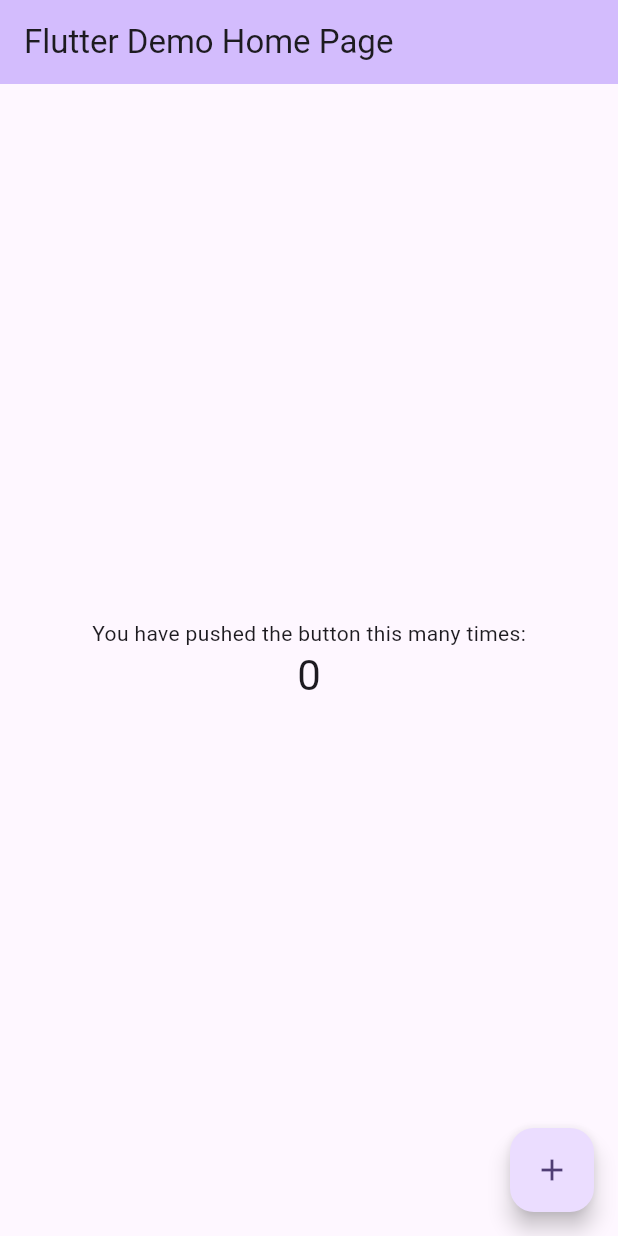
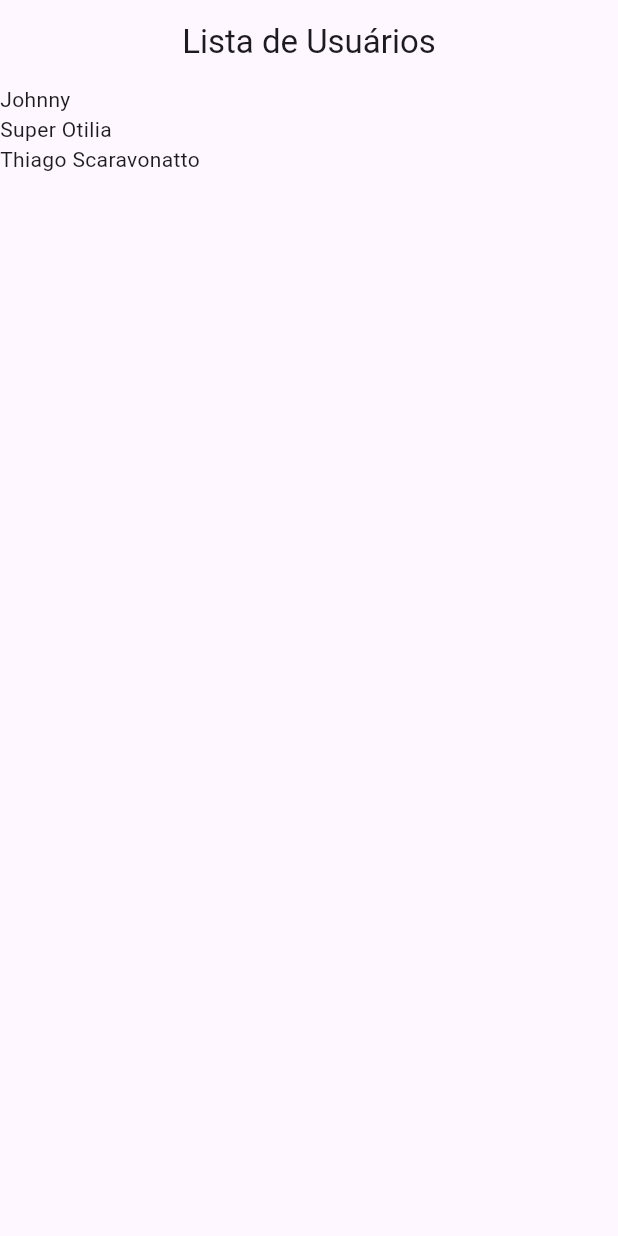
Before and after one commit to JohnnyMatheus/Flutter-Desenvolva-um-Cadastro-Completo, a Flutter app: the screen it shows after launch, on a phone screen of 412 x 824 dp. Run offline on Flutter 3.47's test engine with Material 3 defaults, Android fonts, the phone set to English and light mode, and no system bars.

Commit message:
criado lista de usuario

```diff
--- /dev/null
+++ b/flutter_crud/lib/components/user_tile.dart
@@ -0,0 +1,12 @@
+import 'package:flutter/material.dart';
+
+class UserTile extends StatelessWidget {
+  final User user;
+  @override
+  Widget build(BuildContext context) {
+    return ListTile(
+      final avatar =
+      leading: ,
+    );
+  }
+}
--- a/flutter_crud/lib/data/dummy_users.dart
+++ b/flutter_crud/lib/data/dummy_users.dart
@@ -5,7 +5,19 @@ const DUMMY_USERS = {
     id: '1',
     name: 'Johnny',
     email: 'johnny@teste.com',
-    avatarUrl:
-        'https://cdn.pixabay.com/photo/2020/06/29/20/31/man-5354308_1280.png',
+    avatarUrl:'https://cdn.pixabay.com/photo/2020/06/29/20/31/man-5354308_1280.png',
+
+  ),
+  '2': const User(
+    id: '2',
+    name: 'Super Otilia',
+    email:'superotilia@teste.com',
+    avatarUrl:"https://cdn.pixabay.com/photo/2020/06/29/20/31/man-5354308_1280.png"
+  ),
+  '3': const User(
+      id: '3',
+      name: 'Thiago Scaravonatto',
+      email:'superotilia@teste.com',
+      avatarUrl: 'https://cdn.pixabay.com/photo/2020/06/29/20/31/man-5354308_1280.png'
   ),
 };
--- a/flutter_crud/lib/main.dart
+++ b/flutter_crud/lib/main.dart
@@ -1,4 +1,5 @@
 import 'package:flutter/material.dart';
+import 'package:flutter_crud/views/user_list.dart';
 
 void main() {
   runApp(const MyApp());
@@ -13,110 +14,10 @@ class MyApp extends StatelessWidget {
     return MaterialApp(
       title: 'Flutter Demo',
       theme: ThemeData(
-        // This is the theme of your application.
-        //
-        // TRY THIS: Try running your application with "flutter run". You'll see
-        // the application has a purple toolbar. Then, without quitting the app,
-        // try changing the seedColor in the colorScheme below to Colors.green
-        // and then invoke "hot reload" (save your changes or press the "hot
-        // reload" button in a Flutter-supported IDE, or press "r" if you used
-        // the command line to start the app).
-        //
-        // Notice that the counter didn't reset back to zero; the application
-        // state is not lost during the reload. To reset the state, use hot
-        // restart instead.
-        //
-        // This works for code too, not just values: Most code changes can be
-        // tested with just a hot reload.
+
         colorScheme: ColorScheme.fromSeed(seedColor: Colors.deepPurple),
       ),
-      home: const MyHomePage(title: 'Flutter Demo Home Page'),
+      home: UserList(),
     );
   }
 }
-
-class MyHomePage extends StatefulWidget {
-  const MyHomePage({super.key, required this.title});
-
-  // This widget is the home page of your application. It is stateful, meaning
-  // that it has a State object (defined below) that contains fields that affect
-  // how it looks.
-
-  // This class is the configuration for the state. It holds the values (in this
-  // case the title) provided by the parent (in this case the App widget) and
-  // used by the build method of the State. Fields in a Widget subclass are
-  // always marked "final".
-
-  final String title;
-
-  @override
-  State<MyHomePage> createState() => _MyHomePageState();
-}
-
-class _MyHomePageState extends State<MyHomePage> {
-  int _counter = 0;
-
-  void _incrementCounter() {
-    setState(() {
-      // This call to setState tells the Flutter framework that something has
-      // changed in this State, which causes it to rerun the build method below
-      // so that the display can reflect the updated values. If we changed
-      // _counter without calling setState(), then the build method would not be
-      // called again, and so nothing would appear to happen.
-      _counter++;
-    });
-  }
-
-  @override
-  Widget build(BuildContext context) {
-    // This method is rerun every time setState is called, for instance as done
-    // by the _incrementCounter method above.
-    //
-    // The Flutter framework has been optimized to make rerunning build methods
-    // fast, so that you can just rebuild anything that needs updating rather
-    // than having to individually change instances of widgets.
-    return Scaffold(
-      appBar: AppBar(
-        // TRY THIS: Try changing the color here to a specific color (to
-        // Colors.amber, perhaps?) and trigger a hot reload to see the AppBar
-        // change color while the other colors stay the same.
-        backgroundColor: Theme.of(context).colorScheme.inversePrimary,
-        // Here we take the value from the MyHomePage object that was created by
-        // the App.build method, and use it to set our appbar title.
-        title: Text(widget.title),
-      ),
-      body: Center(
-        // Center is a layout widget. It takes a single child and positions it
-        // in the middle of the parent.
-        child: Column(
-          // Column is also a layout widget. It takes a list of children and
-          // arranges them vertically. By default, it sizes itself to fit its
-          // children horizontally, and tries to be as tall as its parent.
-          //
-          // Column has various properties to control how it sizes itself and
-          // how it positions its children. Here we use mainAxisAlignment to
-          // center the children vertically; the main axis here is the vertical
-          // axis because Columns are vertical (the cross axis would be
-          // horizontal).
-          //
-          // TRY THIS: Invoke "debug painting" (choose the "Toggle Debug Paint"
-          // action in the IDE, or press "p" in the console), to see the
-          // wireframe for each widget.
-          mainAxisAlignment: MainAxisAlignment.center,
-          children: <Widget>[
-            const Text('You have pushed the button this many times:'),
-            Text(
-              '$_counter',
-              style: Theme.of(context).textTheme.headlineMedium,
-            ),
-          ],
-        ),
-      ),
-      floatingActionButton: FloatingActionButton(
-        onPressed: _incrementCounter,
-        tooltip: 'Increment',
-        child: const Icon(Icons.add),
-      ), // This trailing comma makes auto-formatting nicer for build methods.
-    );
-  }
-}
--- a/flutter_crud/lib/models/user.dart
+++ b/flutter_crud/lib/models/user.dart
@@ -1,5 +1,5 @@
 //import 'package:flutter/cupertino.dart';
-import 'package:flutter/material.dart';
+
 
 class User {
   final String? id;
--- /dev/null
+++ b/flutter_crud/lib/views/user_list.dart
@@ -0,0 +1,22 @@
+import 'package:flutter/material.dart';
+import 'package:flutter_crud/data/dummy_users.dart';
+
+class UserList extends StatelessWidget {
+  const UserList({Key? key}) : super(key: key);
+
+  @override
+  Widget build(BuildContext context) {
+    const users = {...DUMMY_USERS};
+
+    return Scaffold(
+      appBar: AppBar(
+        title: const Text('Lista de Usuários'),
+        centerTitle: true,
+      ),
+      body: ListView.builder(
+        itemCount: users.length,
+        itemBuilder: (ctx, i) => Text(users.values.elementAt(i).name),
+      ),
+    );
+  }
+}
```
